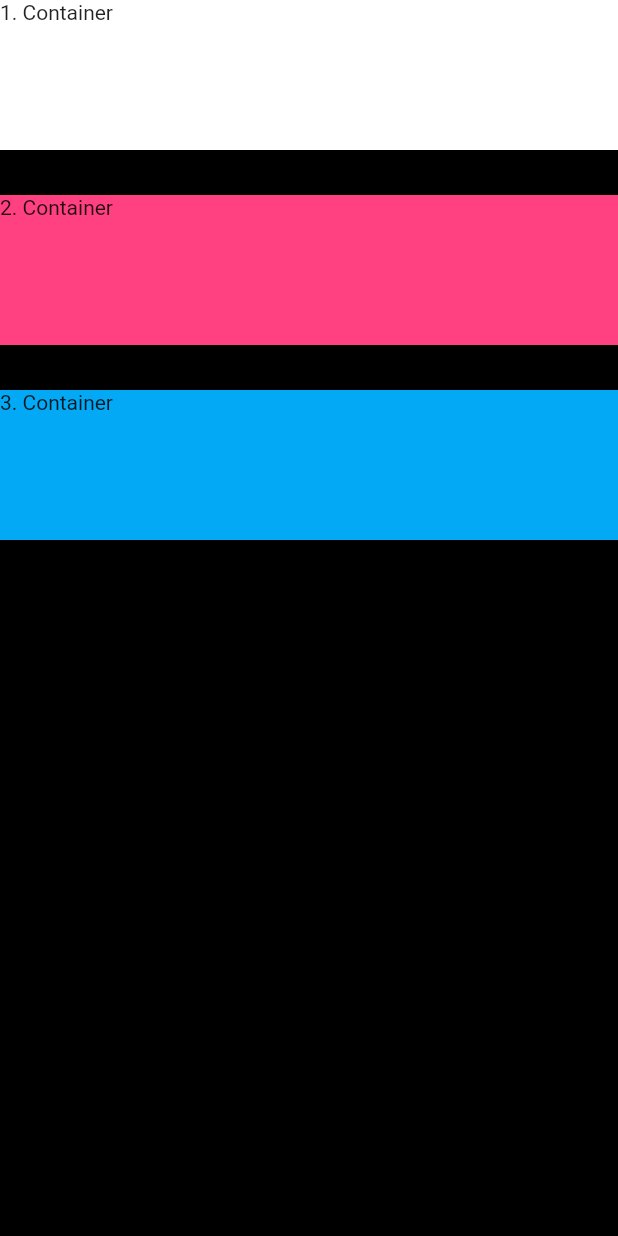
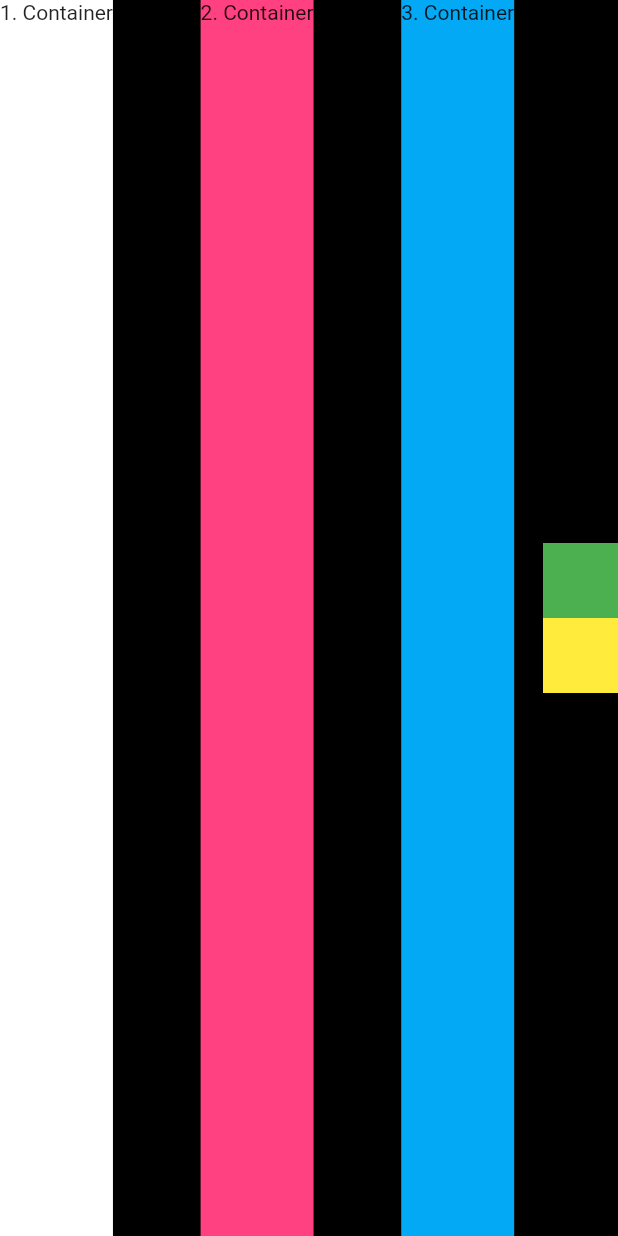
Before and after one commit to IzzetMustafaoglu/column_row, a Flutter app: the screen it shows after launch, on a phone screen of 412 x 824 dp. Run offline on Flutter 3.47's test engine with Material 2 defaults, Android fonts, the phone set to English and light mode, and no system bars.

Commit message:
dorduncu_row_commit

```diff
--- a/lib/main.dart
+++ b/lib/main.dart
@@ -11,7 +11,7 @@ class BenimUyg extends StatelessWidget{
       home: Scaffold(
         backgroundColor: Colors.black,
         body: SafeArea(
-          child: Column(
+          child: Row(
         //    mainAxisAlignment: MainAxisSize.min,         //Daha fazla yer kaplama
         //    mainAxisAlignment: MainAxisAlignment.start,  // Dikey yapar(varsayılan)
         //    mainAxisAlignment: MainAxisAlignment.end,    //En alta çeker
@@ -22,32 +22,50 @@ class BenimUyg extends StatelessWidget{
         //    crossAxisAlignment: CrossAxisAlignment.end,
         //    crossAxisAlignment: CrossAxisAlignment.center,  // Ortaya al
             crossAxisAlignment: CrossAxisAlignment.stretch,   // Yatayda ekranı doldur
+            mainAxisAlignment: MainAxisAlignment.spaceBetween,
             children: <Widget>[
             Container(
               color: Colors.white,
-              width: 200,
+        //      width: 200,
               height: 100,
               child: Text("1. Container"),
             ),
               SizedBox(    // iki Container arasında boşluk bırakır
                 height: 30,
+                width: 20,
               ),
             Container(
         //      margin: EdgeInsets.symmetric(vertical: 20), // Diğerleri ile arasında boşluk bırakır
-              width: 200,
+        //      width: 200,
               height: 100,
               color: Colors.pinkAccent,
               child: Text("2. Container"),
             ),
             SizedBox(    // iki Container arasında boşluk bırakır
               height: 30,
+              width: 20,
             ),
             Container(
-              width: 200,
+        //      width: 200,
               height: 100,
               color: Colors.lightBlue,
               child: Text("3. Container"),
             ),
+              Column(
+                mainAxisAlignment: MainAxisAlignment.center,
+                children: <Widget>[
+                  Container(
+                    height: 50,
+                    width: 50,
+                    color: Colors.green,
+                  ),
+                  Container(
+                    height: 50,
+                    width: 50,
+                    color: Colors.yellow,
+                  ),
+                ],
+              ),
 
               // Container(
               //   width: double.infinity,   // Ekran el verdikçe en dibe ver
```
